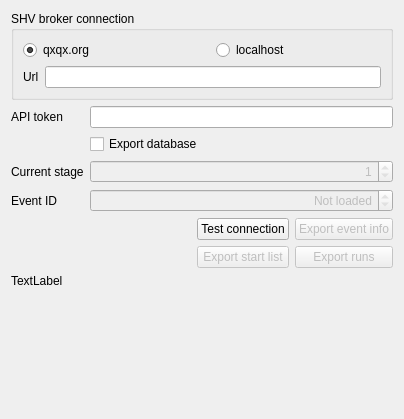
Above: quickevent/app/quickevent/plugins/Event/src/services/qx/qxeventservicewidget.ui from Quick-Box/quickevent before the change. Below: the same form after it.
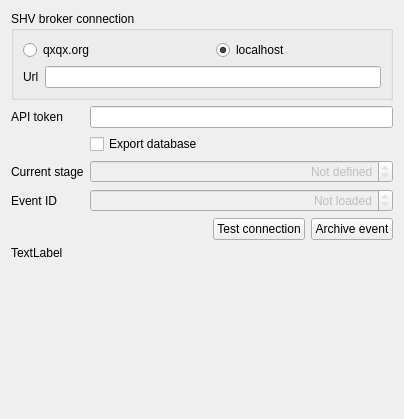
That is the form after the change.

Commit message: Migrate qxApiToken to EventConfig

The edit to the form file:
```diff
--- a/quickevent/app/quickevent/plugins/Event/src/services/qx/qxeventservicewidget.ui
+++ b/quickevent/app/quickevent/plugins/Event/src/services/qx/qxeventservicewidget.ui
@@ -39,7 +39,7 @@
          <string>localhost</string>
         </property>
         <property name="checked">
-         <bool>false</bool>
+         <bool>true</bool>
         </property>
        </widget>
       </item>
@@ -49,7 +49,7 @@
          <string>qxqx.org</string>
         </property>
         <property name="checked">
-         <bool>true</bool>
+         <bool>false</bool>
         </property>
        </widget>
       </item>
@@ -111,8 +111,14 @@
        <property name="readOnly">
         <bool>true</bool>
        </property>
+       <property name="specialValueText">
+        <string>Not defined</string>
+       </property>
        <property name="minimum">
-        <number>1</number>
+        <number>0</number>
+       </property>
+       <property name="value">
+        <number>0</number>
        </property>
       </widget>
      </item>
@@ -139,8 +145,8 @@
     </layout>
    </item>
    <item>
-    <layout class="QGridLayout" name="gridLayout_2">
-     <item row="0" column="0">
+    <layout class="QHBoxLayout" name="horizontalLayout">
+     <item>
       <spacer name="horizontalSpacer">
        <property name="orientation">
         <enum>Qt::Orientation::Horizontal</enum>
@@ -153,40 +159,17 @@
        </property>
       </spacer>
      </item>
-     <item row="0" column="2">
-      <widget class="QPushButton" name="btExportEventInfo">
-       <property name="enabled">
-        <bool>false</bool>
-       </property>
-       <property name="text">
-        <string>Export event info</string>
-       </property>
-      </widget>
-     </item>
-     <item row="0" column="1">
+     <item>
       <widget class="QPushButton" name="btTestConnection">
        <property name="text">
         <string>Test connection</string>
        </property>
       </widget>
      </item>
-     <item row="1" column="1">
-      <widget class="QPushButton" name="btExportStartList">
-       <property name="enabled">
-        <bool>false</bool>
-       </property>
+     <item>
+      <widget class="QPushButton" name="btTestConnection_2">
        <property name="text">
-        <string>Export start list</string>
-       </property>
-      </widget>
-     </item>
-     <item row="1" column="2">
-      <widget class="QPushButton" name="btExportRuns">
-       <property name="enabled">
-        <bool>false</bool>
-       </property>
-       <property name="text">
-        <string>Export runs</string>
+        <string>Archive event</string>
        </property>
       </widget>
      </item>
```
Left out of the diff: 2 changed lines with no effect on the pictures. The commit also changes 10 other files.
